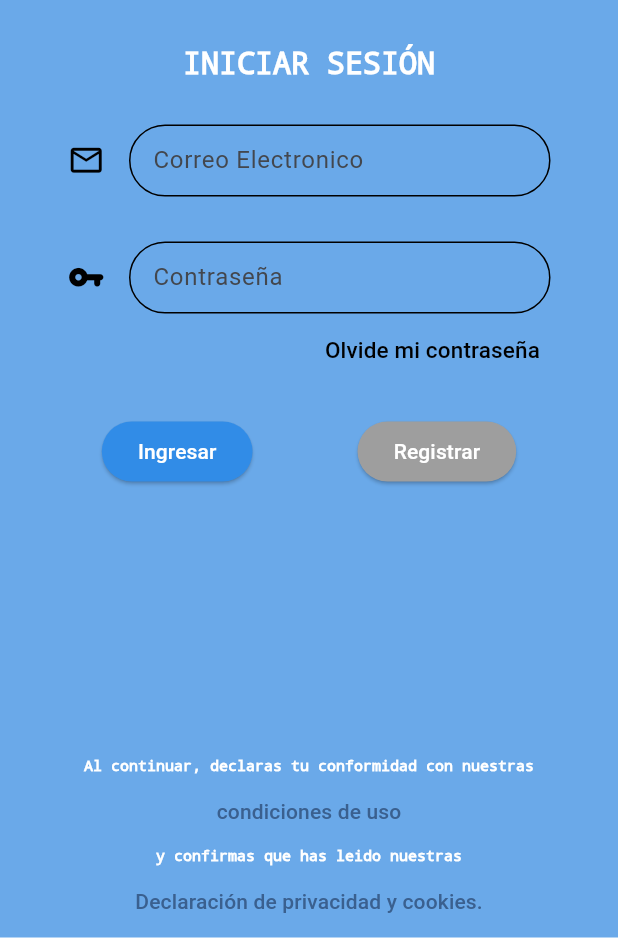
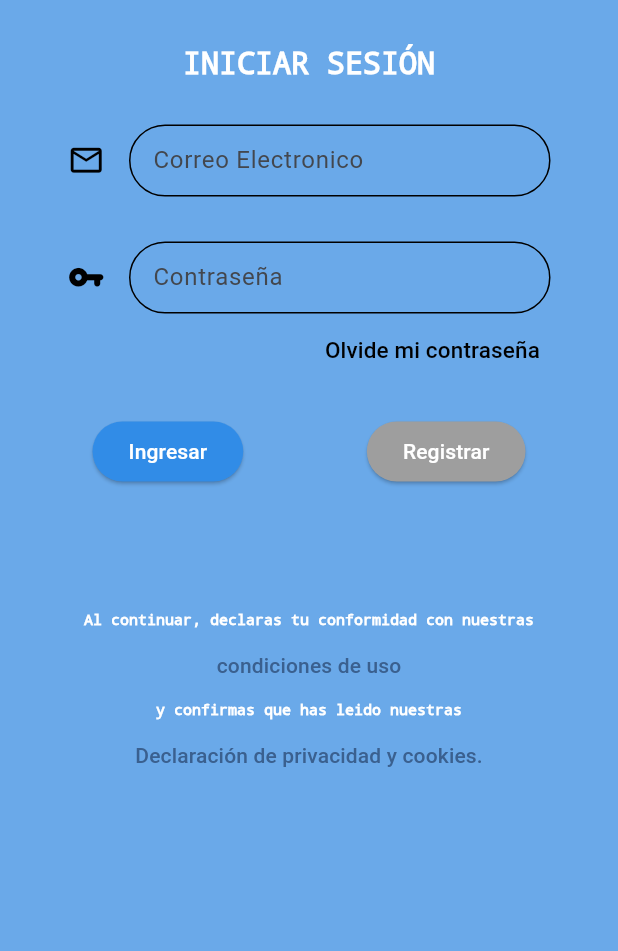
Before and after one commit to Huarachi2002/pasanakuApp, a Flutter app: the screen it shows after launch, on a phone screen of 412 x 824 dp, the part 285-1236 px from its top. Run offline on Flutter 3.47's test engine with Material 3 defaults, Android fonts, the phone set to English and light mode, and no system bars; our stand-ins replace dio, equatable, firebase_core, firebase_messaging, flutter_bloc, flutter_local_notifications and 2 more; missing offline and left inert: flutter_file_downloader, mobile_scanner; accounts and stored records are empty.

Commit message:
Sprint 3.3

```diff
--- a/lib/pages/InvitacionPage.dart
+++ b/lib/pages/InvitacionPage.dart
@@ -135,8 +135,9 @@ class _InvitacionPageState extends State<InvitacionPage> {
                 color: Color(0xFFAFCDEA),
                 borderRadius: BorderRadius.only(topLeft: Radius.circular(40),topRight: Radius.circular(40))
               ),
+              child: SingleChildScrollView(
                 child: SizedBox(
-                height: 845,
+                  height: MediaQuery.of(context).size.height * 0.84,
                   width: double.infinity,
                   child: SizedBox(
                     child: Column(
@@ -303,6 +304,7 @@ class _InvitacionPageState extends State<InvitacionPage> {
                   ),
                 ),
               ),
+            ),
           ],
         ),
       )
--- a/lib/pages/Login_Page.dart
+++ b/lib/pages/Login_Page.dart
@@ -89,6 +89,7 @@ class _LoginPageState extends State<LoginPage> {
     // print('token: ${bloc.token}');
     return SingleChildScrollView(
       child: Container(
+        height: MediaQuery.of(context).size.height,
         color: const Color(0xff6AA9E9),
         child: Form(
           key: _formKey,
@@ -241,7 +242,7 @@ class _LoginPageState extends State<LoginPage> {
                       ),
                     )
                   ),
-                  const SizedBox(width: 70,),
+                  SizedBox(width: MediaQuery.of(context).size.height * 0.1,),
                   ElevatedButton(
                     style: const ButtonStyle(
                       backgroundColor: MaterialStatePropertyAll<Color>(Colors.grey),
@@ -258,7 +259,7 @@ class _LoginPageState extends State<LoginPage> {
                   )
                 ],
               ),
-              const SizedBox(height: 180,),
+              SizedBox(height: MediaQuery.of(context).size.height * 0.1,),
               const Text(
                 'Al continuar, declaras tu conformidad con nuestras',
                 style: TextStyle(
--- a/lib/providers/cuota_provider.dart
+++ b/lib/providers/cuota_provider.dart
@@ -2,20 +2,20 @@ import 'package:flutter/material.dart';
 
 class CuotaProvider with ChangeNotifier{
   String id;
-  int cuota;
-  int discount;
-  int penaltyFee;
-  int totalAmount;
+  String cuota;
+  String discount;
+  String penaltyFee;
+  String totalAmount;
   bool state;
   String fecha;
   String destination_participant_id;
 
   CuotaProvider({
     this.id = '',
-    this.cuota = 0,
-    this.discount = 0,
-    this.penaltyFee = 0,
-    this.totalAmount = 0,
+    this.cuota = '',
+    this.discount = '',
+    this.penaltyFee = '',
+    this.totalAmount = '',
     this.state = false,
     this.fecha = '',
     this.destination_participant_id = ''
@@ -23,10 +23,10 @@ class CuotaProvider with ChangeNotifier{
 
   void changeCuota({
     String? newId,
-    int? newCuota,
-    int? newDiscount,
-    int? newPenaltyFee,
-    int? newTotalAmount,
+    String? newCuota,
+    String? newDiscount,
+    String? newPenaltyFee,
+    String? newTotalAmount,
     bool? newState,
     String? newFecha,
     String? newDestination_participant_id
```
Also changed, not shown: lib/pages/HomePage.dart (+17 -18 lines), lib/pages/InvitacionesPage.dart (+3 -4 lines), lib/pages/NotificacionPage.dart (+4 -7 lines), lib/pages/PartidaPage.dart (+19 -11 lines), lib/pages/PujaPage.dart (+16 -18 lines), lib/pages/QRDetallesPage.dart (+12 -8 lines), lib/pages/QRupdate.dart (+16 -4 lines), lib/pages/RegisterPage.dart (+5 -4 lines). Lines whose indentation alone changed are shown as unchanged.
